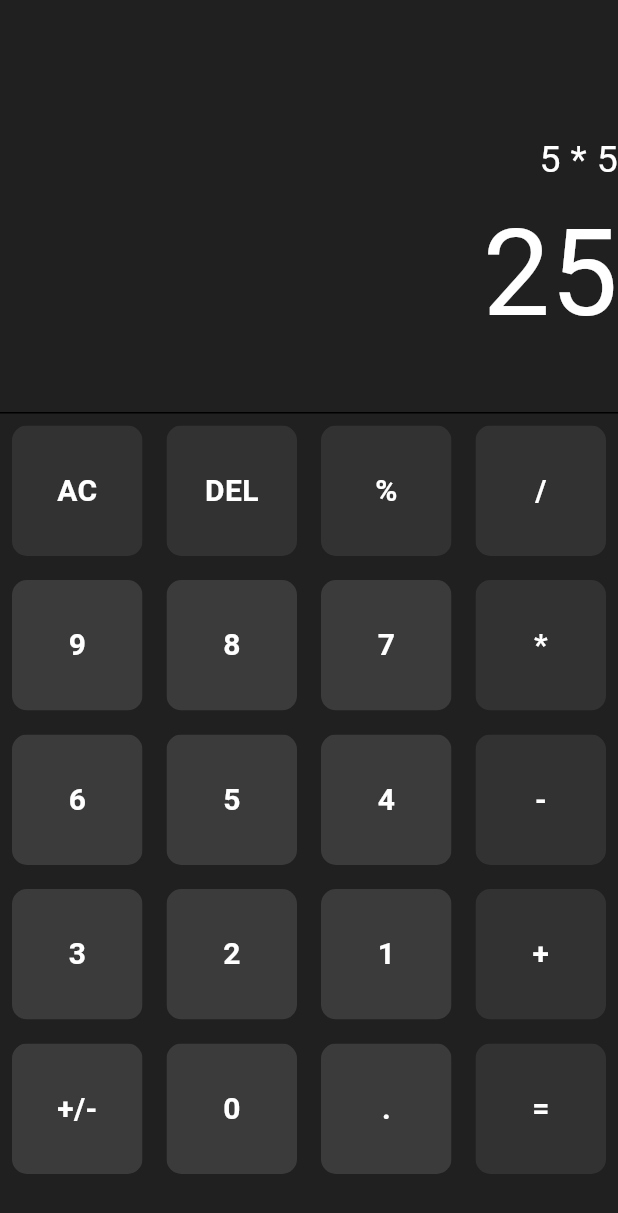
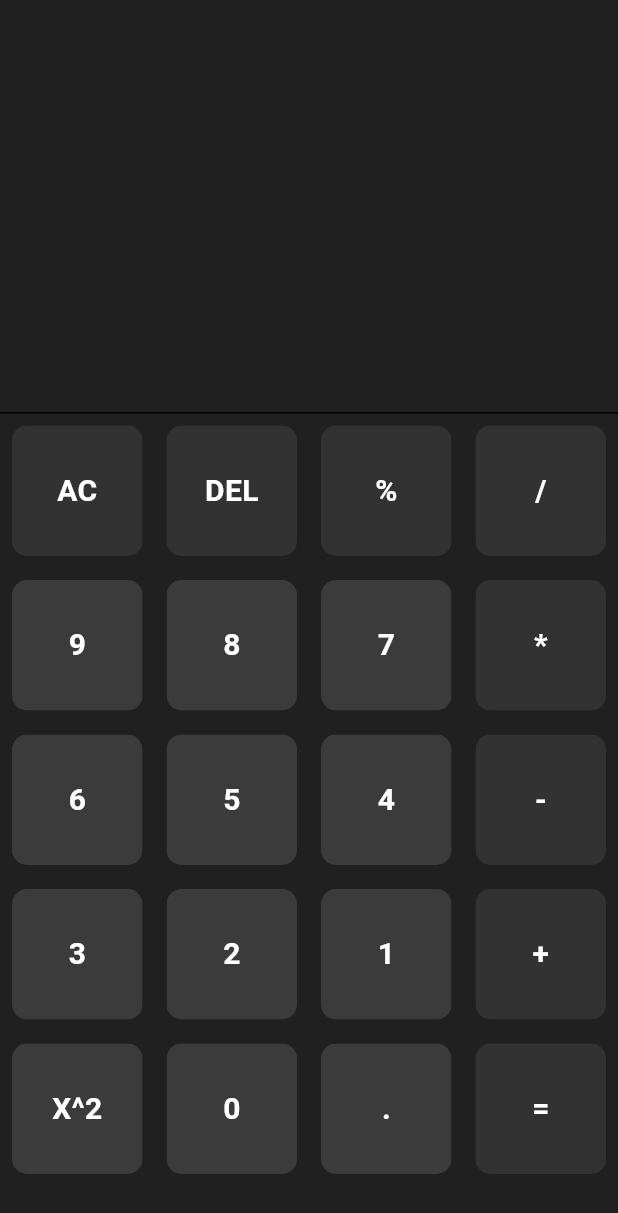
Before and after one commit to NaufalAndriantoNugraha/flutter-calculator, a Flutter app: the screen it shows after launch, on a phone screen of 412 x 824 dp. Shown: the top 1213 px of the screen. Run offline on Flutter 3.47's test engine with Material 3 defaults, Android fonts, the phone set to English and light mode, and no system bars; our stand-ins replace math_expressions.

Commit message:
Feat: Change buttons and functionality to display
Change the button's layout, change one button
functionality from RESET to square root, and
add functionality to the display.

```diff
--- a/lib/components/custom_button.dart
+++ b/lib/components/custom_button.dart
@@ -4,18 +4,20 @@ class CustomButton extends StatelessWidget {
   final String buttonText;
   final Color? textColor;
   final Color? backgroundColor;
+  final void Function()? buttonOnTap;
 
   const CustomButton({
     super.key,
     required this.buttonText,
     required this.textColor,
     required this.backgroundColor,
+    required this.buttonOnTap,
   });
 
   @override
   Widget build(BuildContext context) {
     return GestureDetector(
-      onTap: null,
+      onTap: buttonOnTap,
       child: Padding(
         padding: const EdgeInsets.all(8.0),
         child: ClipRRect(
--- a/lib/pages/home_page.dart
+++ b/lib/pages/home_page.dart
@@ -1,5 +1,6 @@
 import 'package:calculator/components/custom_button.dart';
 import 'package:flutter/material.dart';
+import 'package:math_expressions/math_expressions.dart';
 
 class HomePage extends StatefulWidget {
   const HomePage({super.key});
@@ -26,14 +27,14 @@ class _HomePageState extends State<HomePage> {
     '2',
     '1',
     '+',
-    '+/-',
+    'X^2',
     '0',
     '.',
     '=',
   ];
 
-  String question = '5 * 5';
-  String answer = '25';
+  String question = '';
+  String answer = '';
 
   @override
   Widget build(BuildContext context) {
@@ -84,28 +85,74 @@ class _HomePageState extends State<HomePage> {
                 gridDelegate: const SliverGridDelegateWithFixedCrossAxisCount(
                     crossAxisCount: 4),
                 itemBuilder: (BuildContext context, int index) {
-                  if (index == 17) {
-                    return AspectRatio(
-                      aspectRatio: 10,
-                      child: CustomButton(
-                        buttonText: buttons[index],
-                        textColor: isOperator(buttons[index])
-                            ? Colors.white
-                            : Colors.white,
-                        backgroundColor: isOperator(buttons[index])
-                            ? const Color.fromARGB(255, 50, 50, 50)
-                            : const Color.fromARGB(255, 59, 59, 59),
-                      ),
+                  if (index == 0) {
+                    // Delete all the question and answer
+                    return CustomButton(
+                      buttonText: buttons[index],
+                      textColor: Colors.white,
+                      backgroundColor: isOperator(buttons[index])
+                          ? const Color.fromARGB(255, 50, 50, 50)
+                          : const Color.fromARGB(255, 59, 59, 59),
+                      buttonOnTap: () {
+                        setState(() {
+                          question = '';
+                          answer = '';
+                        });
+                      },
+                    );
+                  } else if (index == 1) {
+                    return CustomButton(
+                      buttonText: buttons[index],
+                      textColor: Colors.white,
+                      backgroundColor: isOperator(buttons[index])
+                          ? const Color.fromARGB(255, 50, 50, 50)
+                          : const Color.fromARGB(255, 59, 59, 59),
+                      buttonOnTap: () {
+                        setState(() {
+                          question = question.substring(0, question.length - 1);
+                        });
+                      },
+                    );
+                  } else if (index == 16) {
+                    return CustomButton(
+                      buttonText: buttons[index],
+                      textColor: Colors.white,
+                      backgroundColor: isOperator(buttons[index])
+                          ? const Color.fromARGB(255, 50, 50, 50)
+                          : const Color.fromARGB(255, 59, 59, 59),
+                      buttonOnTap: () {
+                        setState(() {
+                          squareRoot();
+                        });
+                      },
+                    );
+                  } else if (index == 19) {
+                    return CustomButton(
+                      buttonText: buttons[index],
+                      textColor: Colors.white,
+                      backgroundColor: isOperator(buttons[index])
+                          ? const Color.fromARGB(255, 50, 50, 50)
+                          : const Color.fromARGB(255, 59, 59, 59),
+                      buttonOnTap: () {
+                        setState(() {
+                          evaluateEquation();
+                        });
+                      },
+                    );
+                  } else {
+                    return CustomButton(
+                      buttonText: buttons[index],
+                      textColor: Colors.white,
+                      backgroundColor: isOperator(buttons[index])
+                          ? const Color.fromARGB(255, 50, 50, 50)
+                          : const Color.fromARGB(255, 59, 59, 59),
+                      buttonOnTap: () {
+                        setState(() {
+                          question += buttons[index];
+                        });
+                      },
                     );
                   }
-
-                  return CustomButton(
-                    buttonText: buttons[index],
-                    textColor: Colors.white,
-                    backgroundColor: isOperator(buttons[index])
-                        ? const Color.fromARGB(255, 50, 50, 50)
-                        : const Color.fromARGB(255, 59, 59, 59),
-                  );
                 },
               ),
             ),
@@ -128,4 +175,25 @@ class _HomePageState extends State<HomePage> {
     }
     return false;
   }
+
+  void evaluateEquation() {
+    String currentQuestion = question;
+
+    Parser p = Parser();
+    Expression exp = p.parse(currentQuestion);
+    ContextModel cm = ContextModel();
+    double eval = exp.evaluate(EvaluationType.REAL, cm);
+    answer = '$eval';
+  }
+
+  void squareRoot() {
+    String currentQuestion = question;
+    currentQuestion = '${(currentQuestion)} ^ 2';
+
+    Parser p = Parser();
+    Expression exp = p.parse(currentQuestion);
+    ContextModel cm = ContextModel();
+    double eval = exp.evaluate(EvaluationType.REAL, cm);
+    answer = '$eval';
+  }
 }
--- a/pubspec.yaml
+++ b/pubspec.yaml
@@ -9,6 +9,7 @@ environment:
 dependencies:
   flutter:
     sdk: flutter
+  math_expressions: ^2.6.0
 
 dev_dependencies:
   flutter_test:
```
Also changed, not shown: pubspec.lock.
